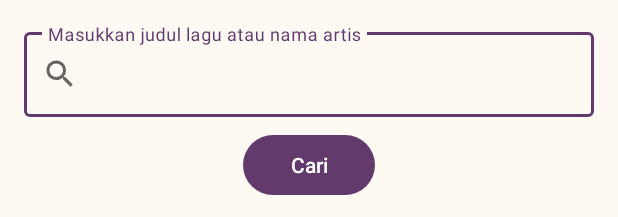
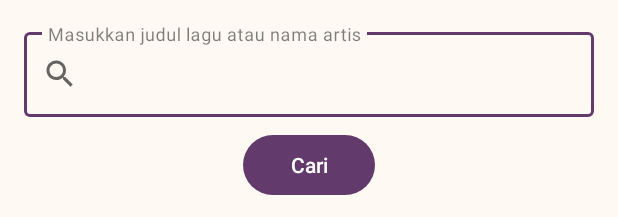
Before and after one commit to SuciZaitunNurkamal/ZaiTunes, an Android app: the layout fragment_search.xml on its own in the app's theme, with its tools: preview values and no code run, on a phone screen of 412 x 824 dp. Shown: the top 217 px of the screen. Run offline under Robolectric (Android 15) with nearby library versions, the phone set to English and light mode, and no system bars.

Commit message:
Perbaiki warna hint pencarian di tema gelap

```diff
--- a/app/src/main/res/layout/fragment_search.xml
+++ b/app/src/main/res/layout/fragment_search.xml
@@ -13,14 +13,15 @@
         style="@style/Widget.MaterialComponents.TextInputLayout.OutlinedBox"
         android:layout_width="match_parent"
         android:layout_height="wrap_content"
-        app:startIconDrawable="@drawable/ic_search_24">
+        app:startIconDrawable="@drawable/ic_search_24"
+        app:hintTextColor="@color/hint">
 
         <com.google.android.material.textfield.TextInputEditText
             android:id="@+id/search_edit_text"
             android:layout_width="match_parent"
             android:layout_height="wrap_content"
             android:hint="@string/enter_song_or_artist"
-            android:textColor="@color/white"
+            android:textColor="@color/primaryTextColor"
             android:textColorHint="@color/hint"
             android:inputType="text"
             android:maxLines="1" />
--- a/app/src/main/res/values-night/themes.xml
+++ b/app/src/main/res/values-night/themes.xml
@@ -7,8 +7,10 @@
         <item name="colorSecondary">@color/kuningmuda</item>
         <item name="colorOnSecondary">@color/black</item>
 
-        <item name="android:colorBackground">#121212</item> <item name="colorSurface">#1E1E1E</item> <item name="colorOnBackground">@color/white</item>
-        <item name="colorOnSurface">@color/white</item>
+        <item name="android:colorBackground">@color/cream</item>
+        <item name="colorSurface">#1E1E1E</item>
+        <item name="colorOnBackground">@color/black</item>
+        <item name="colorOnSurface">@color/black</item>
 
     </style>
 </resources>
--- a/app/src/main/res/values/colors.xml
+++ b/app/src/main/res/values/colors.xml
@@ -11,4 +11,6 @@
     <color name="kuningmuda">#FAE17C</color>
     <color name="kuningsedang">#F7C14C</color>
     <color name="hint">#80000000</color>
+    <color name="primaryTextColor">@color/black</color>
+    <color name="alwaysWhiteText">#FFFFFFFF</color>
 </resources>
```
